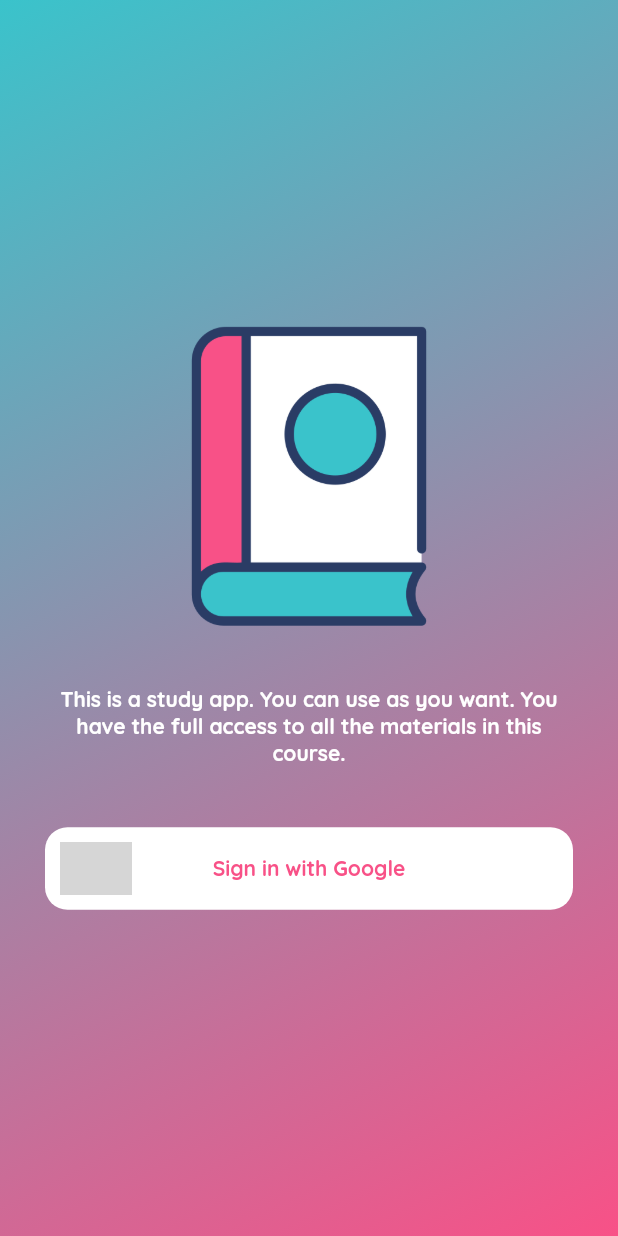
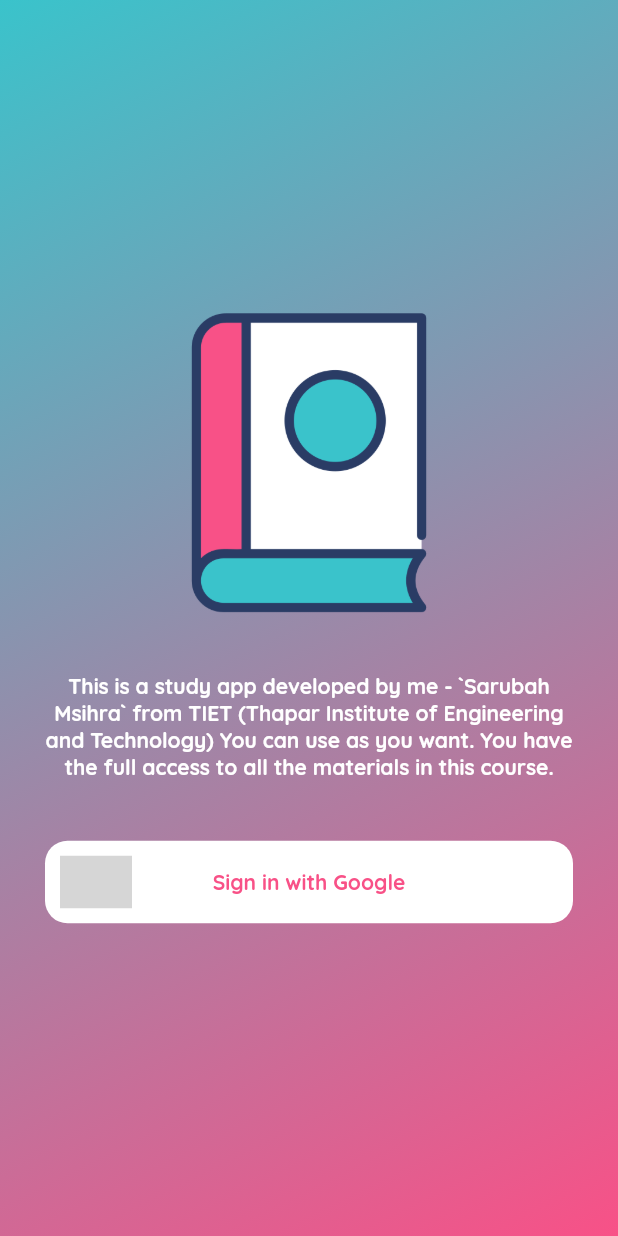
Before and after one commit to ShubhamGupta2701/Study_app, a Flutter app: the LoginScreen screen opened by its route, on a phone screen of 412 x 824 dp. Run offline on Flutter 3.47's test engine with Material 2 defaults, Android fonts, the phone set to English and light mode, and no system bars; our stand-ins replace cached_network_image, cloud_firestore, firebase_auth, firebase_core, firebase_storage, flutter_svg and 7 more; missing offline and left inert: easy_separator; accounts and stored records are empty; project files that could hold a hidden picture were left out; grey boxes are pictures that could not be loaded.

Commit message:
update login screen

```diff
--- a/lib/screens/login/login_screen.dart
+++ b/lib/screens/login/login_screen.dart
@@ -30,7 +30,7 @@
             const Padding(
               padding: EdgeInsets.symmetric(vertical: 40),
               child: Text(
-                "This is a study app. You can use as you want. You have the full access to all the materials in this course.",
+                "This is a study app developed by me - `Sarubah Msihra` from TIET (Thapar Institute of Engineering and Technology) You can use as you want. You have the full access to all the materials in this course.",
                 style: TextStyle(
                     color: onSurfaceTextColor, fontWeight: FontWeight.bold),
                 textAlign: TextAlign.center,
```
